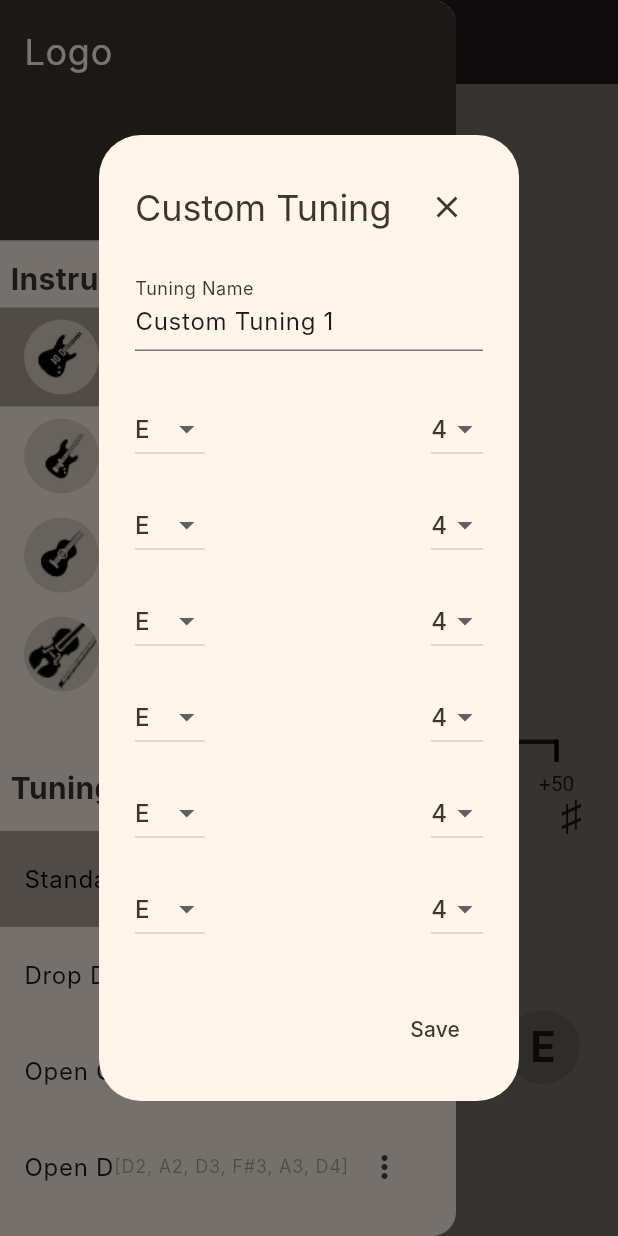
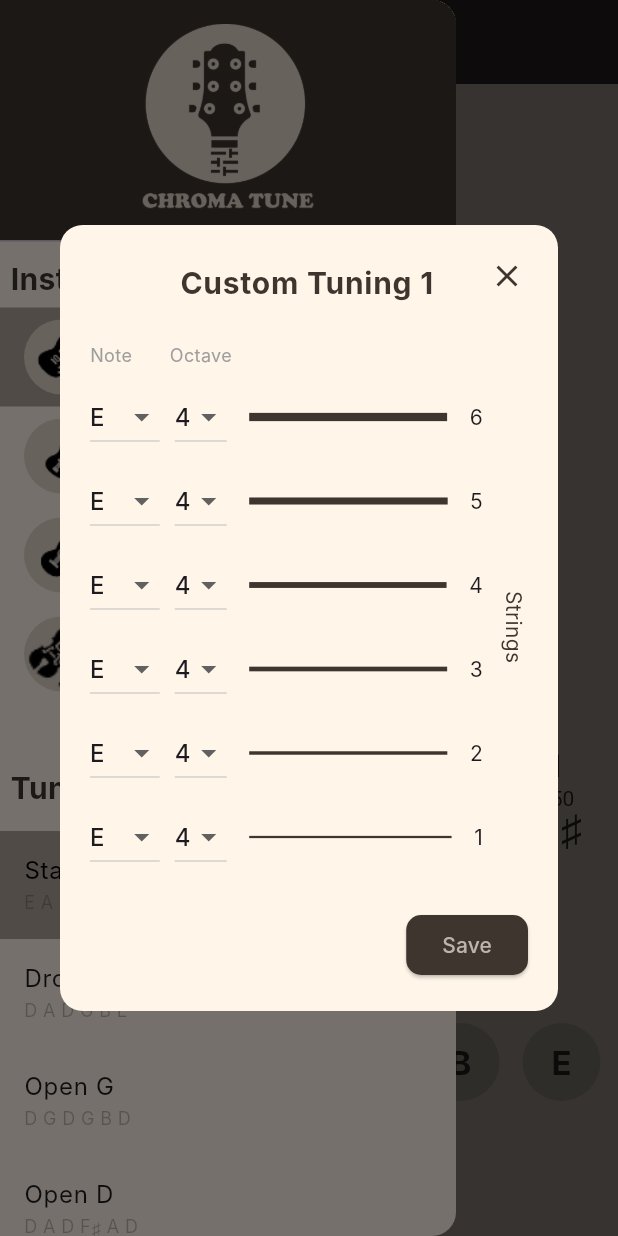
Before and after one commit to mariaR5/guitar-tuner, a Flutter app: the screen it shows after launch, in the side drawer, after a tap on the "add" icon, on a phone screen of 412 x 824 dp. Run offline on Flutter 3.47's test engine with Material 3 defaults, Android fonts, the phone set to English and light mode, and no system bars; our stand-ins replace permission_handler; missing offline and left inert: flutter_audio_capture, pitch_detector_dart; Roboto replaces fonts that are missing (Inter).

Commit message:
Added logo and splash screen

```diff
--- a/lib/main.dart
+++ b/lib/main.dart
@@ -13,6 +13,10 @@ class Tuning {
   final bool isCustom;
 
   Tuning({required this.name, required this.notes, this.isCustom = false});
+
+  String get displayNotes => notes
+      .map((n) => n.replaceAll(RegExp(r'[0-9]'), '').replaceAll('#', '♯'))
+      .join(' ');
 }
 
 class Instrument {
@@ -43,7 +47,47 @@ class MyApp extends StatelessWidget {
         visualDensity: VisualDensity.adaptivePlatformDensity,
         fontFamily: 'Inter',
       ),
-      home: TunerHomePage(),
+      home: const SplashScreen(),
+    );
+  }
+}
+
+class SplashScreen extends StatefulWidget {
+  const SplashScreen({super.key});
+
+  @override
+  State<SplashScreen> createState() => _SplashScreenState();
+}
+
+class _SplashScreenState extends State<SplashScreen> {
+  double _opacity = 0.0;
+
+  @override
+  void initState() {
+    super.initState();
+    Future.delayed(const Duration(milliseconds: 400), () {
+      setState(() {
+        _opacity = 1.0;
+      });
+    });
+    Timer(const Duration(seconds: 3), () {
+      Navigator.of(context).pushReplacement(
+        MaterialPageRoute(builder: (context) => const TunerHomePage()),
+      );
+    });
+  }
+
+  @override
+  Widget build(BuildContext context) {
+    return Scaffold(
+      backgroundColor: Color(0xffFFF5E9),
+      body: Center(
+        child: AnimatedOpacity(
+          opacity: _opacity,
+          duration: const Duration(seconds: 1),
+          child: Image.asset('assets/images/logo.png', width: 200),
+        ),
+      ),
     );
   }
 }
@@ -350,7 +394,9 @@ class _TunerHomePageState extends State<TunerHomePage> {
     return GestureDetector(
       onTap: () => _onStringSelected(index),
       child: Container(
-        padding: EdgeInsets.all(16),
+        width: 52,
+        height: 52,
+        alignment: Alignment.center,
         decoration: BoxDecoration(
           shape: BoxShape.circle,
           color: isSelected ? const Color(0xFF3D352E) : const Color(0xFFE0D5C8),
@@ -362,7 +408,7 @@ class _TunerHomePageState extends State<TunerHomePage> {
                 ? const Color(0xFFE0D5C8)
                 : const Color(0xFF3D352E),
             fontWeight: FontWeight.bold,
-            fontSize: 28,
+            fontSize: 22,
           ),
         ),
       ),
@@ -384,7 +430,7 @@ class _TunerHomePageState extends State<TunerHomePage> {
       _updateStateFromSelections();
       _stopCapture();
     });
-    Navigator.pop(context);
+    // Navigator.pop(context);
   }
 
   void _addTuning(Tuning newTuning) {
@@ -392,6 +438,15 @@ class _TunerHomePageState extends State<TunerHomePage> {
       _instruments[_selectedInstrumentIndex].tunings.add(newTuning);
       _selectedTuningIndex =
           _instruments[_selectedInstrumentIndex].tunings.length - 1;
+      _updateStateFromSelections();
+      _stopCapture();
+    });
+  }
+
+  void _editTuning(int tuningIndex, Tuning updatedTuning) {
+    setState(() {
+      _instruments[_selectedInstrumentIndex].tunings[tuningIndex] =
+          updatedTuning;
       _updateStateFromSelections();
       _stopCapture();
     });
@@ -406,15 +461,20 @@ class _TunerHomePageState extends State<TunerHomePage> {
     });
   }
 
-  void _showAddTuningDialog() {
+  void _showAddTuningDialog({Tuning? tuningToEdit, int? tuningIndex}) {
     final selectedInstrument = _instruments[_selectedInstrumentIndex];
     showDialog(
       context: context,
       builder: (context) {
         return AddTuningDialog(
           stringCount: selectedInstrument.tunings[0].notes.length,
+          tuningToEdit: tuningToEdit,
           onSave: (newTuning) {
+            if (tuningIndex != null) {
+              _editTuning(tuningIndex, newTuning);
+            } else {
               _addTuning(newTuning);
+            }
           },
         );
       },
@@ -442,11 +502,16 @@ class _TunerHomePageState extends State<TunerHomePage> {
         child: ListView(
           padding: EdgeInsets.zero,
           children: [
-            const DrawerHeader(
+            DrawerHeader(
               decoration: BoxDecoration(color: Color(0xFF3D352E)),
-              child: Text(
-                'Logo',
-                style: TextStyle(color: Colors.white, fontSize: 24),
+              child: Padding(
+                padding: EdgeInsets.only(bottom: 10),
+                child: Image.asset(
+                  'assets/images/logo_light.png',
+                  width: 20,
+                  height: 20,
+                  fit: BoxFit.contain,
+                ),
               ),
             ),
             Padding(
@@ -502,20 +567,44 @@ class _TunerHomePageState extends State<TunerHomePage> {
             ),
             for (int i = 0; i < selectedInstrument.tunings.length; i++)
               ListTile(
-                title: Row(
-                  mainAxisAlignment: MainAxisAlignment.spaceBetween,
+                title: Text(selectedInstrument.tunings[i].name),
+                subtitle: Text(
+                  selectedInstrument.tunings[i].displayNotes,
+                  style: TextStyle(color: Color(0x553D352E), fontSize: 12),
+                ),
+                trailing: selectedInstrument.tunings[i].isCustom
+                    ? PopupMenuButton<String>(
+                        icon: const Icon(Icons.more_vert),
+                        onSelected: (value) {
+                          if (value == 'edit') {
+                            _showAddTuningDialog(
+                              tuningToEdit: selectedInstrument.tunings[i],
+                              tuningIndex: i,
+                            );
+                          } else if (value == 'delete') {
+                            _deleteTuning(i);
+                          }
+                        },
+                        itemBuilder: (BuildContext context) =>
+                            <PopupMenuEntry<String>>[
+                              const PopupMenuItem<String>(
+                                value: 'edit',
+                                child: Row(
+                                  children: [Icon(Icons.edit), Text('Edit')],
+                                ),
+                              ),
+                              const PopupMenuItem<String>(
+                                value: 'delete',
+                                child: Row(
                                   children: [
-                    Text(selectedInstrument.tunings[i].name),
-                    Text(
-                      selectedInstrument.tunings[i].notes.toString(),
-                      style: TextStyle(color: Color(0x55000000), fontSize: 12),
+                                    Icon(Icons.delete),
+                                    Text('Delete'),
+                                  ],
                                 ),
-                    IconButton(
-                      onPressed: () => _deleteTuning(i),
-                      icon: Icon(Icons.more_vert),
                               ),
                             ],
-                ),
+                      )
+                    : null,
                 selected: i == _selectedTuningIndex,
                 selectedColor: Colors.black,
                 selectedTileColor: Color(0xB08A7F75),
@@ -579,7 +668,7 @@ class _TunerHomePageState extends State<TunerHomePage> {
             ),
             const Spacer(),
             Padding(
-              padding: const EdgeInsets.symmetric(horizontal: 20.0),
+              padding: const EdgeInsets.symmetric(horizontal: 4.0),
               child: Row(
                 mainAxisAlignment: MainAxisAlignment.spaceAround,
                 children: List.generate(
@@ -680,15 +769,17 @@ class LinearGaugePainter extends CustomPainter {
   }
 }
 
-// Tuning Dialog Widget
+//--------------Tuning Dialog Widget---------------------
 class AddTuningDialog extends StatefulWidget {
   final int stringCount;
   final Function(Tuning) onSave;
+  final Tuning? tuningToEdit;
 
   const AddTuningDialog({
     super.key,
     required this.stringCount,
     required this.onSave,
+    this.tuningToEdit,
   });
 
   @override
@@ -719,9 +810,19 @@ class _AddTuningDialogState extends State<AddTuningDialog> {
   @override
   void initState() {
     super.initState();
+    if (widget.tuningToEdit != null) {
+      _nameController = TextEditingController(text: widget.tuningToEdit!.name);
+      _selectedNotes = widget.tuningToEdit!.notes
+          .map((n) => n.substring(0, n.length - 1))
+          .toList();
+      _selectedOctaves = widget.tuningToEdit!.notes
+          .map((n) => int.parse(n.substring(n.length - 1)))
+          .toList();
+    } else {
       _nameController = TextEditingController(text: 'Custom Tuning 1');
       _selectedNotes = List.generate(widget.stringCount, (index) => 'E');
       _selectedOctaves = List.generate(widget.stringCount, (index) => 4);
+    }
   }
 
   @override
@@ -747,92 +848,139 @@ class _AddTuningDialogState extends State<AddTuningDialog> {
     Navigator.pop(context);
   }
 
+  @override
   Widget build(BuildContext context) {
     return AlertDialog(
       backgroundColor: Color(0xFFFFF5E9),
-      title: Row(
-        mainAxisAlignment: MainAxisAlignment.spaceBetween,
+      shape: RoundedRectangleBorder(borderRadius: BorderRadius.circular(15)),
+      contentPadding: const EdgeInsets.all(20),
+      content: SizedBox(
+        width: MediaQuery.of(context).size.width * 0.8,
+        child: Column(
+          mainAxisSize: MainAxisSize.min,
           children: [
-          const Text(
-            'Custom Tuning',
-            style: TextStyle(color: Color(0xFF3D352E)),
+            Stack(
+              children: [
+                Center(
+                  child: TextField(
+                    controller: _nameController,
+                    textAlign: TextAlign.center,
+                    style: TextStyle(
+                      fontSize: 20,
+                      fontWeight: FontWeight.bold,
+                      color: Color(0xFF3D352E),
                     ),
-          IconButton(
+                    decoration: const InputDecoration(
+                      border: InputBorder.none,
+                      isDense: true,
+                    ),
+                  ),
+                ),
+                Positioned(
+                  right: -10,
+                  top: -10,
+                  child: IconButton(
                     onPressed: () => Navigator.pop(context),
                     icon: Icon(Icons.close, color: Color(0xFF3D352E)),
                   ),
+                ),
               ],
             ),
-
-      content: SingleChildScrollView(
+            const SizedBox(height: 20),
+            Row(
+              children: [
+                Text(
+                  'Note',
+                  style: TextStyle(color: Colors.grey, fontSize: 12),
+                ),
+                SizedBox(width: 25),
+                Text(
+                  'Octave',
+                  style: TextStyle(color: Colors.grey, fontSize: 12),
+                ),
+              ],
+            ),
+            const SizedBox(height: 5),
+            Row(
+              children: [
+                Expanded(
                   child: Column(
-          mainAxisSize: MainAxisSize.min,
-          children: [
-            TextField(
-              controller: _nameController,
-              decoration: const InputDecoration(
-                labelText: 'Tuning Name',
-                labelStyle: TextStyle(color: Color(0xFF3D352E)),
-                focusedBorder: UnderlineInputBorder(
-                  borderSide: BorderSide(color: Color(0xFF3D352E)),
-                ),
-              ),
-            ),
-            const SizedBox(height: 20),
-            for (int i = 0; i < widget.stringCount; i++)
-              Padding(
-                padding: const EdgeInsets.symmetric(vertical: 8.0),
+                    children: List.generate(widget.stringCount, (i) {
+                      return Padding(
+                        padding: EdgeInsets.symmetric(vertical: 4.0),
                         child: Row(
-                  mainAxisAlignment: MainAxisAlignment.spaceBetween,
                           children: [
                             DropdownButton<String>(
                               value: _selectedNotes[i],
-                      items: _noteOptions.map((String value) {
-                        return DropdownMenuItem<String>(
+                              items: _noteOptions
+                                  .map(
+                                    (String value) => DropdownMenuItem<String>(
                                       value: value,
-                          child: Text(
-                            value,
-                            style: const TextStyle(color: Color(0xFF3D352E)),
+                                      child: Text(value),
                                     ),
-                        );
-                      }).toList(),
-                      onChanged: (newValue) {
-                        setState(() {
-                          _selectedNotes[i] = newValue!;
-                        });
-                      },
+                                  )
+                                  .toList(),
+                              onChanged: (v) =>
+                                  setState(() => _selectedNotes[i] = v!),
                             ),
                             const SizedBox(width: 10),
                             DropdownButton<int>(
                               value: _selectedOctaves[i],
-                      items: _octaveOptions.map((int value) {
-                        return DropdownMenuItem<int>(
+                              items: _octaveOptions
+                                  .map(
+                                    (int value) => DropdownMenuItem<int>(
                                       value: value,
-                          child: Text(
-                            value.toString(),
-                            style: const TextStyle(color: Color(0xFF3D352E)),
+                                      child: Text(value.toString()),
+                                    ),
+                                  )
+                                  .toList(),
+                              onChanged: (v) =>
+                                  setState(() => _selectedOctaves[i] = v!),
+                            ),
+                            const SizedBox(width: 15),
+                            Expanded(
+                              child: Container(
+                                height:
+                                    1.5 + ((widget.stringCount - 1 - i) * 0.8),
+                                color: const Color(0xFF3D352E),
+                              ),
+                            ),
+                            const SizedBox(width: 15),
+                            Text((widget.stringCount - i).toString()),
+                          ],
                         ),
                       );
-                      }).toList(),
-                      onChanged: (newValue) {
-                        setState(() {
-                          _selectedOctaves[i] = newValue!;
-                        });
-                      },
+                    }),
+                  ),
+                ),
+                const SizedBox(width: 10),
+                RotatedBox(
+                  quarterTurns: 1,
+                  child: Text(
+                    'Strings',
+                    style: TextStyle(color: Color(0xFF3D352E)),
+                  ),
                 ),
               ],
+            ),
+            const SizedBox(height: 20),
+            Align(
+              alignment: Alignment.bottomRight,
+              child: ElevatedButton(
+                onPressed: _saveTuning,
+                style: ElevatedButton.styleFrom(
+                  backgroundColor: Color(0xFF3D352E),
+                  foregroundColor: Color.fromARGB(255, 189, 180, 172),
+                  shape: RoundedRectangleBorder(
+                    borderRadius: BorderRadius.circular(10),
+                  ),
+                ),
+                child: const Text('Save'),
               ),
             ),
           ],
         ),
       ),
-
-      actions: [
-        TextButton(
-          onPressed: _saveTuning,
-          child: const Text('Save', style: TextStyle(color: Color(0xFF3D352E))),
-        ),
-      ],
     );
   }
 }
```
Also changed, not shown: assets/images/logo.png (added), assets/images/logo_light.png (added). Lines whose indentation alone changed are shown as unchanged.
